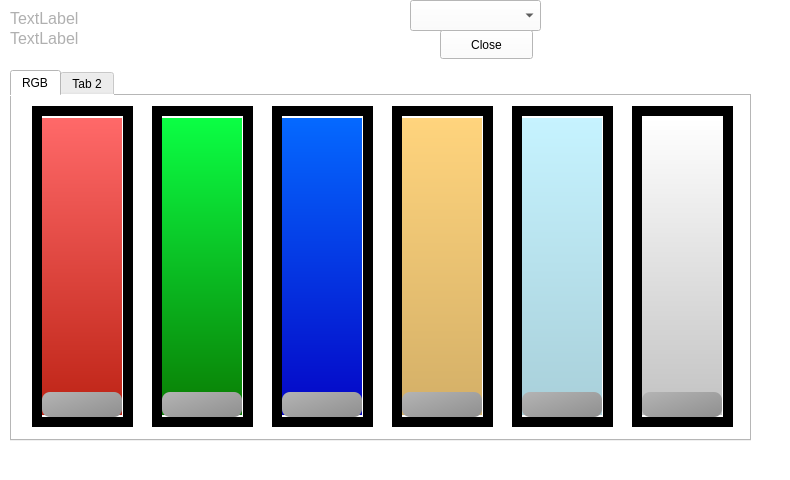
Above: mainwindow.ui from mattymactutor/BeltonC_LED before the change. Below: the same form after it.
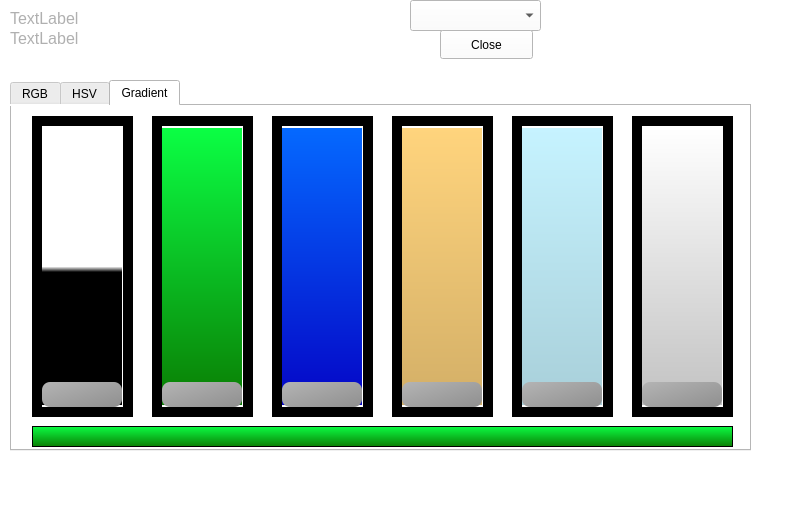
That is the form after the change.

Commit message:
Added HSV and Gradient tabs
Both tabs show preview colors for the LEDs. The colors on screen didn't match the colors shown on the LED strip so I fixed it but I'm not sure if it will be the same for every type of usb strip. I'm testing with a WS2812

What changed in the file:
```diff
--- a/mainwindow.ui
+++ b/mainwindow.ui
@@ -7,7 +7,7 @@
     <x>0</x>
     <y>0</y>
     <width>790</width>
-    <height>480</height>
+    <height>506</height>
    </rect>
   </property>
   <property name="windowTitle">
@@ -42,7 +42,7 @@
     <property name="geometry">
      <rect>
       <x>10</x>
-      <y>70</y>
+      <y>80</y>
       <width>741</width>
       <height>371</height>
      </rect>
@@ -61,7 +61,7 @@
       </size>
      </property>
      <property name="currentIndex">
-      <number>0</number>
+      <number>2</number>
      </property>
      <property name="iconSize">
       <size>
@@ -86,7 +86,7 @@
         <string notr="true">QSlider::groove:vertical {
     width: 80px; /* the groove expands to the size of the slider by default. by giving it a height, it has a fixed size */
     /*border: 4px solid rgb(0,0,0);*/
-    background: qlineargradient(x1:0, y1:0, x2:0, y2:1, stop:0 rgb(255, 105, 105), stop:1 rgb(189, 35, 21));
+    background: qlineargradient(x1:0, y1: 0.5, x2: 0, y2: 0.52, stop:0 rgb(255, 255,255), stop:1 rgb(0, 0, 0));
     margin: 2px 0;
 }
 
@@ -393,8 +393,601 @@
      </widget>
      <widget class="QWidget" name="tab_2">
       <attribute name="title">
-       <string>Tab 2</string>
+       <string>HSV</string>
       </attribute>
+      <widget class="QSlider" name="sldHue">
+       <property name="geometry">
+        <rect>
+         <x>190</x>
+         <y>20</y>
+         <width>81</width>
+         <height>281</height>
+        </rect>
+       </property>
+       <property name="styleSheet">
+        <string notr="true">QSlider::groove:vertical {
+    width: 80px; /* the groove expands to the size of the slider by default. by giving it a height, it has a fixed size */
+    /*border: 4px solid rgb(0,0,0);*/
+    background: qlineargradient(x1:0, y1:0, x2:0, y2:0.1, stop:0 hsva(0,0,255,100%) stop:1 hsva(80,127,127,100%));
+    margin: 2px 0;
+}
+
+QSlider::handle:vertical {
+    background: qlineargradient(x1:0, y1:0, x2:1, y2:1, stop:0 #b4b4b4, stop:1 #8f8f8f);
+    height: 25px;
+    margin: -2px 0; /* handle is placed by default on the contents rect of the groove. Expand outside the groove */
+    border-radius: 8px;
+}</string>
+       </property>
+       <property name="minimum">
+        <number>0</number>
+       </property>
+       <property name="maximum">
+        <number>359</number>
+       </property>
+       <property name="orientation">
+        <enum>Qt::Vertical</enum>
+       </property>
+      </widget>
+      <widget class="QSlider" name="sldSat">
+       <property name="geometry">
+        <rect>
+         <x>330</x>
+         <y>20</y>
+         <width>81</width>
+         <height>281</height>
+        </rect>
+       </property>
+       <property name="styleSheet">
+        <string notr="true">QSlider::groove:vertical {
+
+    width:80px; /* the groove expands to the size of the slider by default. by giving it a height, it has a fixed size */
+    background: qlineargradient(x1:0, y1:0, x2:0, y2:1, stop:0 rgb(11, 255, 68), stop:1 rgb(10, 125, 3));
+    margin: 2px 0;
+}
+
+QSlider::handle:vertical {
+    background: qlineargradient(x1:0, y1:0, x2:1, y2:1, stop:0 #b4b4b4, stop:1 #8f8f8f);
+
+    height: 25px;
+    margin: -2px 0; /* handle is placed by default on the contents rect of the groove. Expand outside the groove */
+    border-radius: 8px;
+}</string>
+       </property>
+       <property name="maximum">
+        <number>255</number>
+       </property>
+       <property name="sliderPosition">
+        <number>255</number>
+       </property>
+       <property name="orientation">
+        <enum>Qt::Vertical</enum>
+       </property>
+      </widget>
+      <widget class="QSlider" name="sldVal">
+       <property name="geometry">
+        <rect>
+         <x>470</x>
+         <y>20</y>
+         <width>81</width>
+         <height>281</height>
+        </rect>
+       </property>
+       <property name="styleSheet">
+        <string notr="true">QSlider::groove:vertical {
+
+    width: 80px; /* the groove expands to the size of the slider by default. by giving it a height, it has a fixed size */
+    background: qlineargradient(x1:0, y1:0, x2:0, y2:1, stop:0 rgb(5, 105, 255), stop:1 rgb(5, 5, 198));
+    margin: 2px 0;
+}
+
+QSlider::handle:vertical {
+    background: qlineargradient(x1:0, y1:0, x2:1, y2:1, stop:0 #b4b4b4, stop:1 #8f8f8f);
+
+    height: 25px;
+    margin: -2px 0; /* handle is placed by default on the contents rect of the groove. Expand outside the groove */
+    border-radius: 8px;
+}</string>
+       </property>
+       <property name="maximum">
+        <number>255</number>
+       </property>
+       <property name="value">
+        <number>255</number>
+       </property>
+       <property name="orientation">
+        <enum>Qt::Vertical</enum>
+       </property>
+      </widget>
+      <widget class="QFrame" name="brdSat">
+       <property name="geometry">
+        <rect>
+         <x>320</x>
+         <y>10</y>
+         <width>101</width>
+         <height>301</height>
+        </rect>
+       </property>
+       <property name="styleSheet">
+        <string notr="true">background:rgb(0,0, 00)</string>
+       </property>
+       <property name="frameShape">
+        <enum>QFrame::StyledPanel</enum>
+       </property>
+       <property name="frameShadow">
+        <enum>QFrame::Raised</enum>
+       </property>
+      </widget>
+      <widget class="QFrame" name="brdHue">
+       <property name="geometry">
+        <rect>
+         <x>180</x>
+         <y>10</y>
+         <width>101</width>
+         <height>301</height>
+        </rect>
+       </property>
+       <property name="styleSheet">
+        <string notr="true">background:rgb(0,0, 00)</string>
+       </property>
+       <property name="frameShape">
+        <enum>QFrame::StyledPanel</enum>
+       </property>
+       <property name="frameShadow">
+        <enum>QFrame::Raised</enum>
+       </property>
+      </widget>
+      <widget class="QFrame" name="brdVal">
+       <property name="geometry">
+        <rect>
+         <x>460</x>
+         <y>10</y>
+         <width>101</width>
+         <height>301</height>
+        </rect>
+       </property>
+       <property name="styleSheet">
+        <string notr="true">background:rgb(0,0, 00)</string>
+       </property>
+       <property name="frameShape">
+        <enum>QFrame::StyledPanel</enum>
+       </property>
+       <property name="frameShadow">
+        <enum>QFrame::Raised</enum>
+       </property>
+      </widget>
+      <widget class="QLabel" name="lblHue">
+       <property name="enabled">
+        <bool>false</bool>
+       </property>
+       <property name="geometry">
+        <rect>
+         <x>191</x>
+         <y>310</y>
+         <width>81</width>
+         <height>31</height>
+        </rect>
+       </property>
+       <property name="font">
+        <font>
+         <pointsize>25</pointsize>
+         <bold>true</bold>
+        </font>
+       </property>
+       <property name="styleSheet">
+        <string notr="true">background-color: transparent;
+color: black;</string>
+       </property>
+       <property name="text">
+        <string>HUE</string>
+       </property>
+       <property name="alignment">
+        <set>Qt::AlignCenter</set>
+       </property>
+      </widget>
+      <widget class="QLabel" name="lblSat">
+       <property name="geometry">
+        <rect>
+         <x>330</x>
+         <y>310</y>
+         <width>81</width>
+         <height>31</height>
+        </rect>
+       </property>
+       <property name="font">
+        <font>
+         <pointsize>25</pointsize>
+         <bold>true</bold>
+        </font>
+       </property>
+       <property name="styleSheet">
+        <string notr="true">background-color: transparent;
+color: black;</string>
+       </property>
+       <property name="text">
+        <string>SAT</string>
+       </property>
+       <property name="alignment">
+        <set>Qt::AlignCenter</set>
+       </property>
+      </widget>
+      <widget class="QLabel" name="lblVal">
+       <property name="geometry">
+        <rect>
+         <x>470</x>
+         <y>310</y>
+         <width>81</width>
+         <height>31</height>
+        </rect>
+       </property>
+       <property name="font">
+        <font>
+         <pointsize>25</pointsize>
+         <bold>true</bold>
+        </font>
+       </property>
+       <property name="styleSheet">
+        <string notr="true">background-color: transparent;
+color: black;</string>
+       </property>
+       <property name="text">
+        <string>VAL</string>
+       </property>
+       <property name="alignment">
+        <set>Qt::AlignCenter</set>
+       </property>
+      </widget>
+      <zorder>brdVal</zorder>
+      <zorder>brdSat</zorder>
+      <zorder>brdHue</zorder>
+      <zorder>sldHue</zorder>
+      <zorder>sldSat</zorder>
+      <zorder>sldVal</zorder>
+      <zorder>lblHue</zorder>
+      <zorder>lblSat</zorder>
+      <zorder>lblVal</zorder>
+     </widget>
+     <widget class="QWidget" name="tabGradient">
+      <attribute name="title">
+       <string>Gradient</string>
+      </attribute>
+      <widget class="QSlider" name="sldStartVal">
+       <property name="geometry">
+        <rect>
+         <x>270</x>
+         <y>20</y>
+         <width>81</width>
+         <height>281</height>
+        </rect>
+       </property>
+       <property name="styleSheet">
+        <string notr="true">QSlider::groove:vertical {
+
+    width: 80px; /* the groove expands to the size of the slider by default. by giving it a height, it has a fixed size */
+    background: qlineargradient(x1:0, y1:0, x2:0, y2:1, stop:0 rgb(5, 105, 255), stop:1 rgb(5, 5, 198));
+    margin: 2px 0;
+}
+
+QSlider::handle:vertical {
+    background: qlineargradient(x1:0, y1:0, x2:1, y2:1, stop:0 #b4b4b4, stop:1 #8f8f8f);
+
+    height: 25px;
+    margin: -2px 0; /* handle is placed by default on the contents rect of the groove. Expand outside the groove */
+    border-radius: 8px;
+}</string>
+       </property>
+       <property name="maximum">
+        <number>255</number>
+       </property>
+       <property name="orientation">
+        <enum>Qt::Vertical</enum>
+       </property>
+      </widget>
+      <widget class="QFrame" name="brdEndHue">
+       <property name="geometry">
+        <rect>
+         <x>380</x>
+         <y>10</y>
+         <width>101</width>
+         <height>301</height>
+        </rect>
+       </property>
+       <property name="styleSheet">
+        <string notr="true">background:rgb(0,0, 00)</string>
+       </property>
+       <property name="frameShape">
+        <enum>QFrame::StyledPanel</enum>
+       </property>
+       <property name="frameShadow">
+        <enum>QFrame::Raised</enum>
+       </property>
+      </widget>
+      <widget class="QFrame" name="brdStartHue">
+       <property name="geometry">
+        <rect>
+         <x>20</x>
+         <y>10</y>
+         <width>101</width>
+         <height>301</height>
+        </rect>
+       </property>
+       <property name="styleSheet">
+        <string notr="true">background:rgb(0,0, 00)</string>
+       </property>
+       <property name="frameShape">
+        <enum>QFrame::StyledPanel</enum>
+       </property>
+       <property name="frameShadow">
+        <enum>QFrame::Raised</enum>
+       </property>
+      </widget>
+      <widget class="QSlider" name="sldEndSat">
+       <property name="geometry">
+        <rect>
+         <x>510</x>
+         <y>20</y>
+         <width>81</width>
+         <height>281</height>
+        </rect>
+       </property>
+       <property name="styleSheet">
+        <string notr="true">
+
+QSlider::groove:vertical {
+    width:80px; /* the groove expands to the size of the slider by default. by giving it a height, it has a fixed size */
+    background: qlineargradient(x1:0, y1:0, x2:0, y2:1, stop:0 rgb(198, 243, 255), stop:1 rgb(168, 207, 217));
+    margin: 2px 0;
+}
+
+QSlider::handle:vertical {
+    background: qlineargradient(x1:0, y1:0, x2:1, y2:1, stop:0 #b4b4b4, stop:1 #8f8f8f);
+    height: 25px;
+    margin: -2px 0; /* handle is placed by default on the contents rect of the groove. Expand outside the groove */
+    border-radius: 8px;
+}</string>
+       </property>
+       <property name="maximum">
+        <number>255</number>
+       </property>
+       <property name="orientation">
+        <enum>Qt::Vertical</enum>
+       </property>
+      </widget>
+      <widget class="QFrame" name="brdEndSat">
+       <property name="geometry">
+        <rect>
+         <x>500</x>
+         <y>10</y>
+         <width>101</width>
+         <height>301</height>
+        </rect>
+       </property>
+       <property name="autoFillBackground">
+        <bool>false</bool>
+       </property>
+       <property name="styleSheet">
+        <string notr="true">background:rgb(0,0, 0)</string>
+       </property>
+       <property name="frameShape">
+        <enum>QFrame::StyledPanel</enum>
+       </property>
+       <property name="frameShadow">
+        <enum>QFrame::Raised</enum>
+       </property>
+      </widget>
+      <widget class="QFrame" name="brdStartSat">
+       <property name="geometry">
+        <rect>
+         <x>140</x>
+         <y>10</y>
+         <width>101</width>
+         <height>301</height>
+        </rect>
+       </property>
+       <property name="styleSheet">
+        <string notr="true">background:rgb(0,0, 00)</string>
+       </property>
+       <property name="frameShape">
+        <enum>QFrame::StyledPanel</enum>
+       </property>
+       <property name="frameShadow">
+        <enum>QFrame::Raised</enum>
+       </property>
+      </widget>
+      <widget class="QSlider" name="sldStartHue">
+       <property name="geometry">
+        <rect>
+         <x>30</x>
+         <y>20</y>
+         <width>81</width>
+         <height>281</height>
+        </rect>
+       </property>
+       <property name="styleSheet">
+        <string notr="true">QSlider::groove:vertical {
+    width: 80px; /* the groove expands to the size of the slider by default. by giving it a height, it has a fixed size */
+    /*border: 4px solid rgb(0,0,0);*/
+    background: qlineargradient(x1:0, y1: 0.5, x2: 0, y2: 0.52, stop:0 rgb(255, 255,255), stop:1 rgb(0, 0, 0));
+    margin: 2px 0;
+}
+
+QSlider::handle:vertical {
+    background: qlineargradient(x1:0, y1:0, x2:1, y2:1, stop:0 #b4b4b4, stop:1 #8f8f8f);
+    height: 25px;
+    margin: -2px 0; /* handle is placed by default on the contents rect of the groove. Expand outside the groove */
+    border-radius: 8px;
+}</string>
+       </property>
+       <property name="maximum">
+        <number>359</number>
+       </property>
+       <property name="orientation">
+        <enum>Qt::Vertical</enum>
+       </property>
+      </widget>
+      <widget class="QSlider" name="sldEndVal">
+       <property name="geometry">
+        <rect>
+         <x>630</x>
+         <y>20</y>
+         <width>81</width>
+         <height>281</height>
+        </rect>
+       </property>
+       <property name="styleSheet">
+        <string notr="true">QSlider::groove:vertical {
+    width: 80px; /* the groove expands to the size of the slider by default. by giving it a height, it has a fixed size */
+    background: qlineargradient(x1:0, y1:0, x2:0, y2:1, stop:0 rgb(255, 255, 255), stop:1 rgb(194, 194, 194));
+    margin: 2px 0;
+}
+
+QSlider::handle:vertical {
+    background: qlineargradient(x1:0, y1:0, x2:1, y2:1, stop:0 #b4b4b4, stop:1 #8f8f8f);
+    height: 25px;
+    margin: -2px 0; /* handle is placed by default on the contents rect of the groove. Expand outside the groove */
+    border-radius: 8px;
+}</string>
+       </property>
+       <property name="maximum">
+        <number>255</number>
+       </property>
+       <property name="orientation">
+        <enum>Qt::Vertical</enum>
+       </property>
+      </widget>
+      <widget class="QSlider" name="sldStartSat">
+       <property name="geometry">
+        <rect>
+         <x>150</x>
+         <y>20</y>
+         <width>81</width>
+         <height>281</height>
+        </rect>
+       </property>
+       <property name="styleSheet">
+        <string notr="true">QSlider::groove:vertical {
+
+    width:80px; /* the groove expands to the size of the slider by default. by giving it a height, it has a fixed size */
+    background: qlineargradient(x1:0, y1:0, x2:0, y2:1, stop:0 rgb(11, 255, 68), stop:1 rgb(10, 125, 3));
+    margin: 2px 0;
+}
+
+QSlider::handle:vertical {
+    background: qlineargradient(x1:0, y1:0, x2:1, y2:1, stop:0 #b4b4b4, stop:1 #8f8f8f);
+
+    height: 25px;
+    margin: -2px 0; /* handle is placed by default on the contents rect of the groove. Expand outside the groove */
+    border-radius: 8px;
+}</string>
+       </property>
+       <property name="maximum">
+        <number>255</number>
+       </property>
+       <property name="orientation">
+        <enum>Qt::Vertical</enum>
+       </property>
+      </widget>
+      <widget class="QSlider" name="sldEndHue">
+       <property name="geometry">
+        <rect>
+         <x>390</x>
+         <y>20</y>
+         <width>81</width>
+         <height>281</height>
+        </rect>
+       </property>
+       <property name="styleSheet">
+        <string notr="true">QSlider::groove:vertical {
+
+    width: 80px; /* the groove expands to the size of the slider by default. by giving it a height, it has a fixed size */
+    background: qlineargradient(x1:0, y1:0, x2:0, y2:1, stop:0 rgb(255, 212, 125), stop:1 rgb(211, 175, 103));
+    margin: 2px 0;
+}
+
+QSlider::handle:vertical {
+    background: qlineargradient(x1:0, y1:0, x2:1, y2:1, stop:0 #b4b4b4, stop:1 #8f8f8f);
+    height: 25px;
+    margin: -2px 0; /* handle is placed by default on the contents rect of the groove. Expand outside the groove */
+    border-radius: 8px;
+}</string>
+       </property>
+       <property name="maximum">
+        <number>359</number>
+       </property>
+       <property name="orientation">
+        <enum>Qt::Vertical</enum>
+       </property>
+      </widget>
+      <widget class="QFrame" name="brdEndVal">
+       <property name="geometry">
+        <rect>
+         <x>620</x>
+         <y>10</y>
+         <width>101</width>
+         <height>301</height>
+        </rect>
+       </property>
+       <property name="styleSheet">
+        <string notr="true">background:rgb(0,0, 00)</string>
+       </property>
+       <property name="frameShape">
+        <enum>QFrame::StyledPanel</enum>
+       </property>
+       <property name="frameShadow">
+        <enum>QFrame::Raised</enum>
+       </property>
+      </widget>
+      <widget class="QFrame" name="brdStartVal">
+       <property name="geometry">
+        <rect>
+         <x>260</x>
+         <y>10</y>
+         <width>101</width>
+         <height>301</height>
+        </rect>
+       </property>
+       <property name="styleSheet">
+        <string notr="true">background:rgb(0,0, 00)</string>
+       </property>
+       <property name="frameShape">
+        <enum>QFrame::StyledPanel</enum>
+       </property>
+       <property name="frameShadow">
+        <enum>QFrame::Raised</enum>
+       </property>
+      </widget>
+      <widget class="QFrame" name="frameGradient">
+       <property name="geometry">
+        <rect>
+         <x>20</x>
+         <y>320</y>
+         <width>701</width>
+         <height>21</height>
+        </rect>
+       </property>
+       <property name="styleSheet">
+        <string notr="true">    background: qlineargradient(x1:0, y1:0, x2:0, y2:1, stop:0 rgb(11, 255, 68), stop:1 rgb(10, 125, 3));</string>
+       </property>
+       <property name="frameShape">
+        <enum>QFrame::StyledPanel</enum>
+       </property>
+       <property name="frameShadow">
+        <enum>QFrame::Raised</enum>
+       </property>
+      </widget>
+      <zorder>brdEndVal</zorder>
+      <zorder>brdStartSat</zorder>
+      <zorder>brdEndHue</zorder>
+      <zorder>brdEndSat</zorder>
+      <zorder>brdStartHue</zorder>
+      <zorder>sldEndHue</zorder>
+      <zorder>sldStartSat</zorder>
+      <zorder>sldStartHue</zorder>
+      <zorder>brdStartVal</zorder>
+      <zorder>sldStartVal</zorder>
+      <zorder>sldEndSat</zorder>
+      <zorder>sldEndVal</zorder>
+      <zorder>frameGradient</zorder>
      </widget>
     </widget>
    </widget>
```
Left out of the diff: 2 changed lines with no effect on the pictures. The commit also changes 2 other files.
